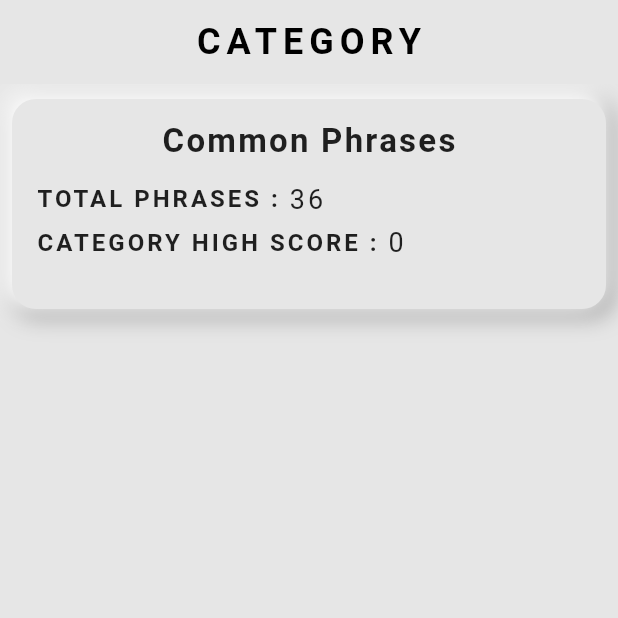
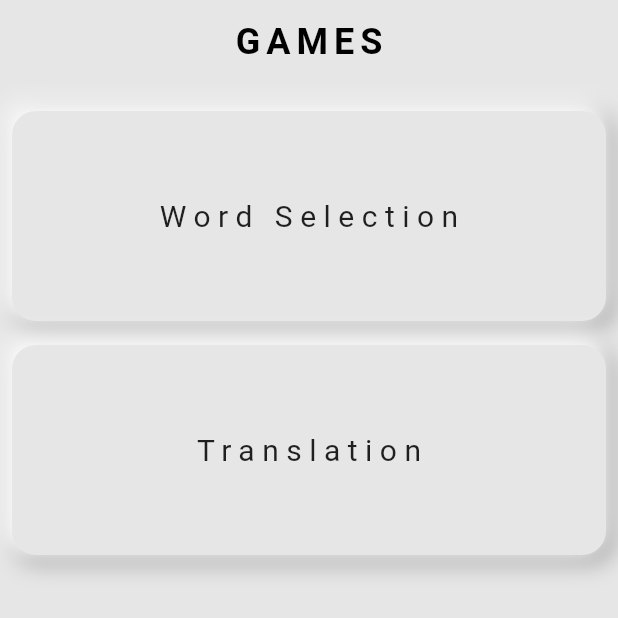
Before and after one commit to Sagarmdr/language-app-prototype, a Flutter app: the screen it shows after launch, on a phone screen of 412 x 824 dp, the top half of it. Run offline on Flutter 3.47's test engine with Material 2 defaults, Android fonts, the phone set to English and light mode, and no system bars; our stand-ins replace shared_preferences.

Commit message:
feat: add game selection page

```diff
--- a/lib/main.dart
+++ b/lib/main.dart
@@ -1,7 +1,6 @@
 import 'package:flutter/material.dart';
-import 'package:sample_language_app/pages/word_selection_game/word_selection_category_page/word_selection_category_page.dart';
-
 import 'global_constants.dart';
+import 'pages/game_selection_page/game_selection_page.dart';
 
 final GlobalKey<ScaffoldMessengerState> kScaffoldMessengerKey =
     GlobalKey<ScaffoldMessengerState>();
@@ -38,7 +37,7 @@ class MyApp extends StatelessWidget {
           ),
         ),
       ),
-      home: const CategoryPage(),
+      home: const GameSelectionPage(),
     );
   }
 }
--- /dev/null
+++ b/lib/pages/game_selection_page/game_selection_page.dart
@@ -0,0 +1,51 @@
+import 'package:flutter/material.dart';
+import 'package:sample_language_app/pages/game_selection_page/local_widgets/game_select_tile.dart';
+import 'package:sample_language_app/pages/translation_game/translation_category_page/translation_game_category_page.dart';
+import 'package:sample_language_app/pages/word_selection_game/word_selection_category_page/word_selection_category_page.dart';
+
+class GameSelectionPage extends StatelessWidget {
+  const GameSelectionPage({Key? key}) : super(key: key);
+
+  @override
+  Widget build(BuildContext context) {
+    return SafeArea(
+      child: Scaffold(
+        appBar: AppBar(
+          title: const Text('GAMES'),
+        ),
+        body: Container(
+          padding: const EdgeInsets.symmetric(
+            horizontal: 8,
+            vertical: 10,
+          ),
+          child: ListView(
+            children: [
+              GameSelectTile(
+                text: 'Word Selection',
+                onTap: () {
+                  Navigator.push(
+                    context,
+                    MaterialPageRoute(
+                      builder: (context) => const WordSelectionCategoryPage(),
+                    ),
+                  );
+                },
+              ),
+              GameSelectTile(
+                text: 'Translation',
+                onTap: () {
+                  Navigator.push(
+                    context,
+                    MaterialPageRoute(
+                      builder: (context) => const TranslationGameCategoryPage(),
+                    ),
+                  );
+                },
+              ),
+            ],
+          ),
+        ),
+      ),
+    );
+  }
+}
--- /dev/null
+++ b/lib/pages/game_selection_page/local_widgets/game_select_tile.dart
@@ -0,0 +1,30 @@
+import 'package:flutter/material.dart';
+import 'package:sample_language_app/widgets/app_tile.dart';
+
+class GameSelectTile extends StatelessWidget {
+  const GameSelectTile({
+    Key? key,
+    required this.onTap,
+    required this.text,
+  }) : super(key: key);
+
+  final VoidCallback onTap;
+  final String text;
+
+  @override
+  Widget build(BuildContext context) {
+    return AppTile(
+      onTap: onTap,
+      child: Center(
+        child: Text(
+          text,
+          style: const TextStyle(
+            fontSize: 20,
+            letterSpacing: 5,
+            fontWeight: FontWeight.w400,
+          ),
+        ),
+      ),
+    );
+  }
+}
--- a/lib/pages/word_selection_game/word_selection_category_page/word_selection_category_page.dart
+++ b/lib/pages/word_selection_game/word_selection_category_page/word_selection_category_page.dart
@@ -5,14 +5,15 @@ import 'package:shared_preferences/shared_preferences.dart';
 import '../word_selection_game_page/word_selection_game_page.dart';
 import '../../../widgets/select_game_widgets/select_game_category_tile.dart';
 
-class CategoryPage extends StatefulWidget {
-  const CategoryPage({Key? key}) : super(key: key);
+class WordSelectionCategoryPage extends StatefulWidget {
+  const WordSelectionCategoryPage({Key? key}) : super(key: key);
 
   @override
-  State<CategoryPage> createState() => _CategoryPageState();
+  State<WordSelectionCategoryPage> createState() =>
+      _WordSelectionCategoryPageState();
 }
 
-class _CategoryPageState extends State<CategoryPage> {
+class _WordSelectionCategoryPageState extends State<WordSelectionCategoryPage> {
   int highScore = 0;
   void getHighestScore() async {
     final prefs = await SharedPreferences.getInstance();
--- a/lib/widgets/app_tile.dart
+++ b/lib/widgets/app_tile.dart
@@ -19,6 +19,7 @@ class AppTile extends StatelessWidget {
           horizontal: 16,
           vertical: 15,
         ),
+        margin: const EdgeInsets.symmetric(vertical: 8),
         child: child,
       ),
     );
```
